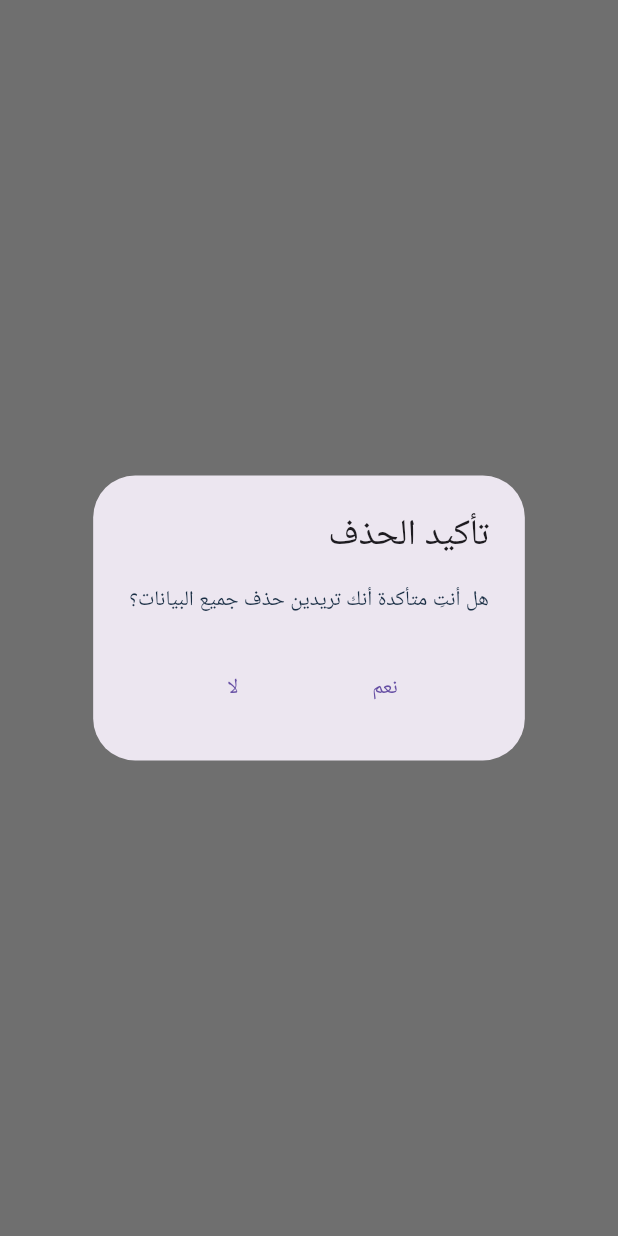
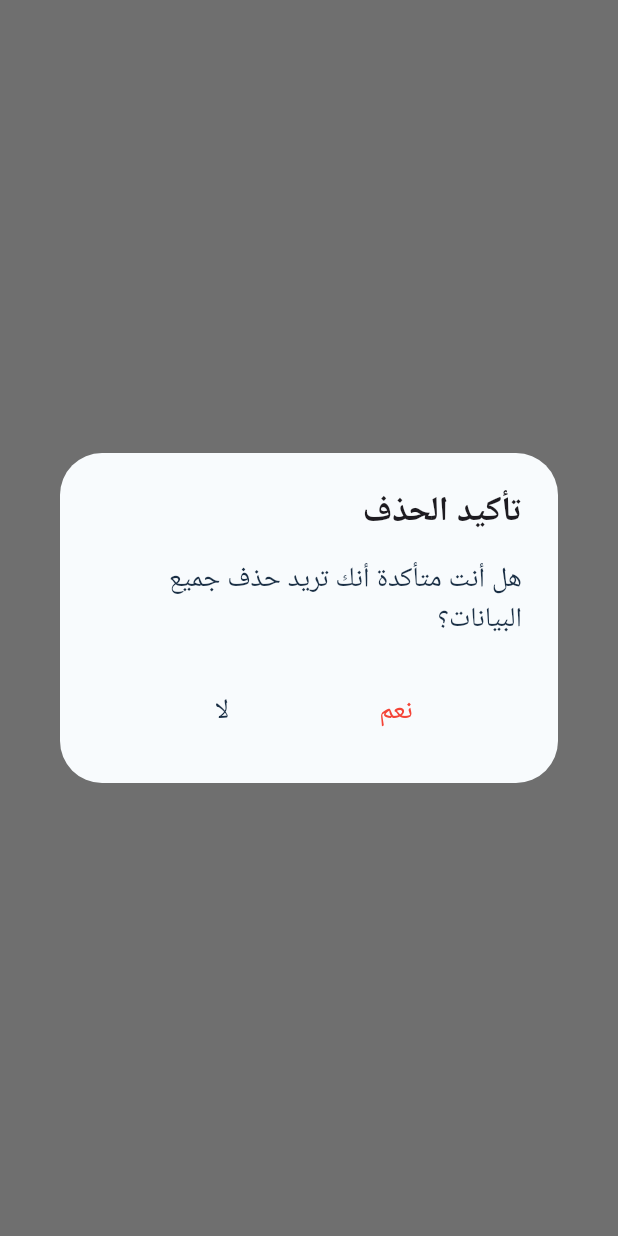
Before and after one commit to alaaels1/azkari_app, a Flutter app: what show() shows on an empty page, opened directly, on a phone screen of 412 x 824 dp. Run offline on Flutter 3.47's test engine with Material 3 defaults, Android fonts, the phone set to English and light mode, and no system bars; our stand-ins replace animated_splash_screen, flutter_bloc, flutter_local_notifications, flutter_screenutil, google_fonts, hive and 2 more; missing offline and left inert: bitsdojo_window, colorful_iconify_flutter, hijri_date, iconify_flutter, launch_at_startup, window_manager; accounts and stored records are empty; statements that could not run were skipped.

Commit message:
feat: enhance UI components with responsive design using ScreenUtil

```diff
--- a/lib/features/settings/widgets/delete_data_dialog.dart
+++ b/lib/core/utils/delete_data_dialog.dart
@@ -1,4 +1,5 @@
 import 'package:flutter/material.dart';
+import 'package:flutter_screenutil/flutter_screenutil.dart';
 import 'package:hive/hive.dart';
 
 class DeleteDataDialog {
@@ -6,13 +7,16 @@
     final confirm = await showDialog<bool>(
       context: context,
       builder: (context) => AlertDialog(
-        title: const Text(
+        backgroundColor: Theme.of(context).cardColor ,
+        title: Text(
           'تأكيد الحذف',
           textDirection: TextDirection.rtl,
+          style: TextStyle(fontSize: 20.sp, fontWeight: FontWeight.bold, color: Theme.of(context).textTheme.titleLarge!.color),
         ),
-        content: const Text(
-          'هل أنتِ متأكدة أنك تريدين حذف جميع البيانات؟',
+        content: Text(
+          'هل أنت متأكدة أنك تريد حذف جميع البيانات؟',
           textDirection: TextDirection.rtl,
+          style: TextStyle(fontSize: 16.sp),
         ),
         actions: [
           Row(
@@ -20,11 +24,11 @@
             children: [
               TextButton(
                 onPressed: () => Navigator.of(context).pop(false),
-                child: const Text('لا'),
+                child: Text('لا', style: TextStyle(fontSize: 16.sp, color: Theme.of(context).primaryColor)),
               ),
               TextButton(
                 onPressed: () => Navigator.of(context).pop(true),
-                child: const Text('نعم'),
+                child: Text('نعم', style: TextStyle(fontSize: 16.sp, color: Colors.red)),
               ),
             ],
           ),
@@ -37,7 +41,14 @@
 
       if (context.mounted) {
         ScaffoldMessenger.of(context).showSnackBar(
-          const SnackBar(content: Text('تم حذف البيانات بنجاح')),
+          SnackBar(
+        backgroundColor: Theme.of(context).primaryColor,
+            content: Text(
+              textDirection: TextDirection.rtl,
+              'تم حذف البيانات بنجاح',
+              style: TextStyle(fontSize: 16.sp),
+            ),
+          ),
         );
       }
     }
```
Also changed, not shown: lib/core/utils/counter_ui_helper.dart (+6 -8 lines).
